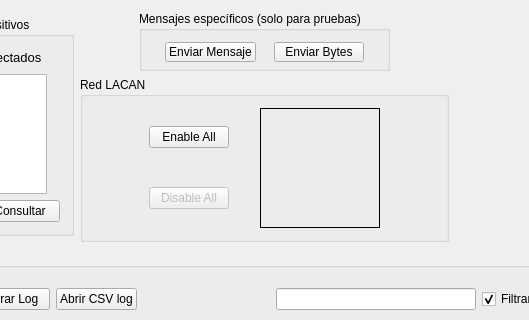
First picture: the form in mainwindow.ui, repository arukagiri/interfazLAC, before the edit; both pictures show x 141 to 670 and y 0 to 320 of the 907 by 620 pixel window.
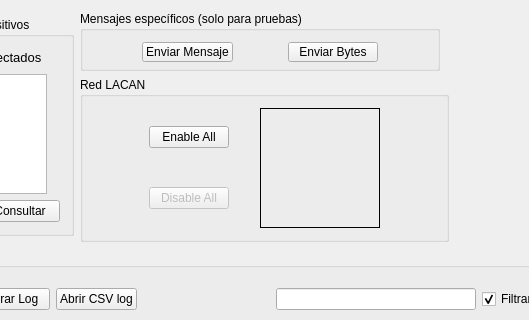
Second picture: the form after the edit. Icons and pictures are not drawn.

Commit message: minimal change in mw ui

Patch:
```diff
--- a/mainwindow.ui
+++ b/mainwindow.ui
@@ -16,7 +16,7 @@
   <widget class="QWidget" name="centralWidget">
    <layout class="QVBoxLayout" name="verticalLayout_9">
     <item>
-     <layout class="QHBoxLayout" name="horizontalLayout_16">
+     <layout class="QHBoxLayout" name="horizontalLayout_6">
       <item>
        <widget class="QGroupBox" name="groupBox">
         <property name="enabled">
@@ -199,24 +199,6 @@
       <item>
        <layout class="QVBoxLayout" name="verticalLayout_2">
         <item>
-         <layout class="QHBoxLayout" name="horizontalLayout_6">
-          <item>
-           <spacer name="horizontalSpacer_14">
-            <property name="orientation">
-             <enum>Qt::Horizontal</enum>
-            </property>
-            <property name="sizeType">
-             <enum>QSizePolicy::Fixed</enum>
-            </property>
-            <property name="sizeHint" stdset="0">
-             <size>
-              <width>40</width>
-              <height>20</height>
-             </size>
-            </property>
-           </spacer>
-          </item>
-          <item>
            <widget class="QGroupBox" name="groupBox_2">
             <property name="sizePolicy">
              <sizepolicy hsizetype="Fixed" vsizetype="Fixed">
@@ -226,7 +208,7 @@
             </property>
             <property name="minimumSize">
              <size>
-              <width>250</width>
+            <width>360</width>
               <height>60</height>
              </size>
             </property>
@@ -234,6 +216,22 @@
              <string>Mensajes específicos (solo para pruebas)</string>
             </property>
             <layout class="QHBoxLayout" name="horizontalLayout_8">
+           <item>
+            <spacer name="horizontalSpacer_14">
+             <property name="orientation">
+              <enum>Qt::Horizontal</enum>
+             </property>
+             <property name="sizeType">
+              <enum>QSizePolicy::Expanding</enum>
+             </property>
+             <property name="sizeHint" stdset="0">
+              <size>
+               <width>40</width>
+               <height>20</height>
+              </size>
+             </property>
+            </spacer>
+           </item>
              <item>
               <widget class="QPushButton" name="button_ENVIAR_MENSAJE">
                <property name="sizePolicy">
@@ -253,6 +251,19 @@
                </property>
               </widget>
              </item>
+           <item>
+            <spacer name="horizontalSpacer_17">
+             <property name="orientation">
+              <enum>Qt::Horizontal</enum>
+             </property>
+             <property name="sizeHint" stdset="0">
+              <size>
+               <width>40</width>
+               <height>20</height>
+              </size>
+             </property>
+            </spacer>
+           </item>
              <item>
               <widget class="QPushButton" name="button_ByteSend">
                <property name="sizePolicy">
@@ -272,16 +283,13 @@
                </property>
               </widget>
              </item>
-            </layout>
-           </widget>
-          </item>
           <item>
            <spacer name="horizontalSpacer_12">
             <property name="orientation">
              <enum>Qt::Horizontal</enum>
             </property>
             <property name="sizeType">
-             <enum>QSizePolicy::Fixed</enum>
+              <enum>QSizePolicy::Expanding</enum>
             </property>
             <property name="sizeHint" stdset="0">
              <size>
@@ -292,6 +300,7 @@
            </spacer>
           </item>
          </layout>
+         </widget>
         </item>
         <item>
          <widget class="QGroupBox" name="groupBox_4">
```
Left out of the diff: 4 changed lines with no effect on the pictures. Lines whose indentation alone changed are shown as unchanged.
